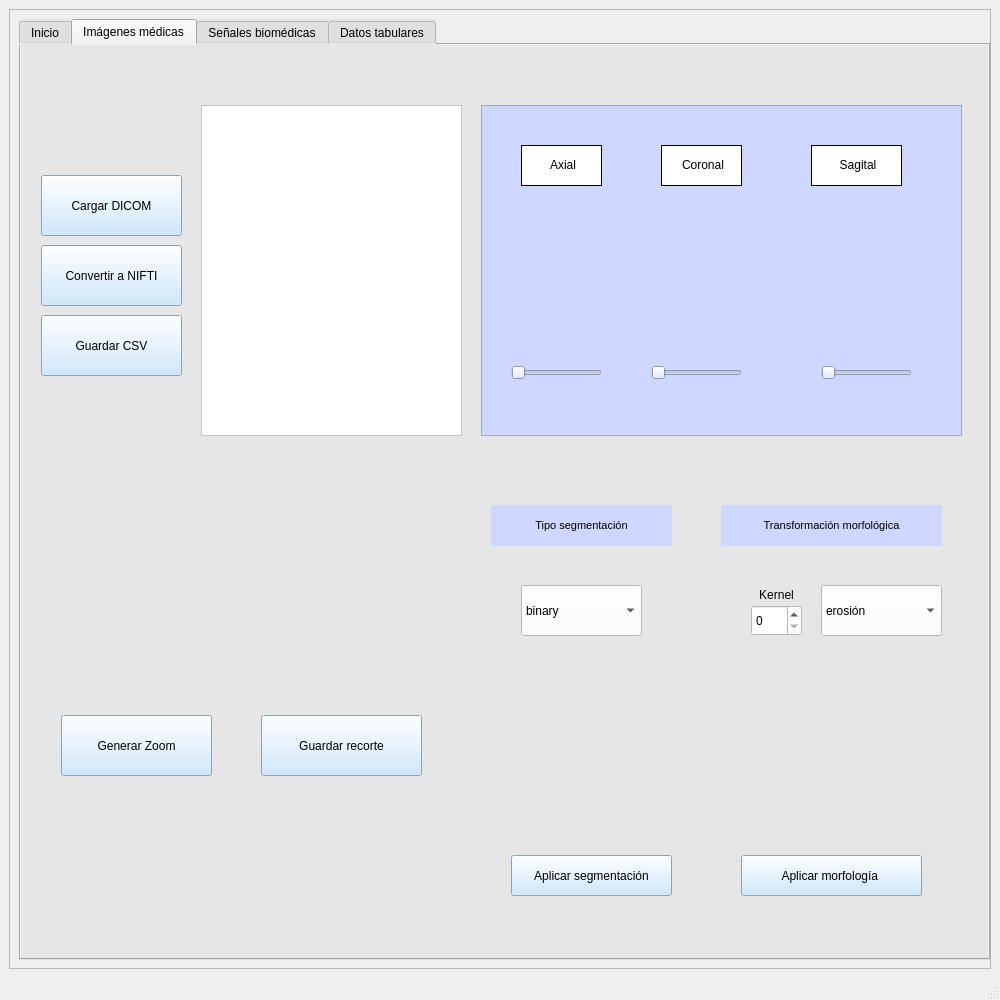
First picture: the form in Vista/principal.ui, repository msofiaalmanza-coder/BioSync, before the edit.
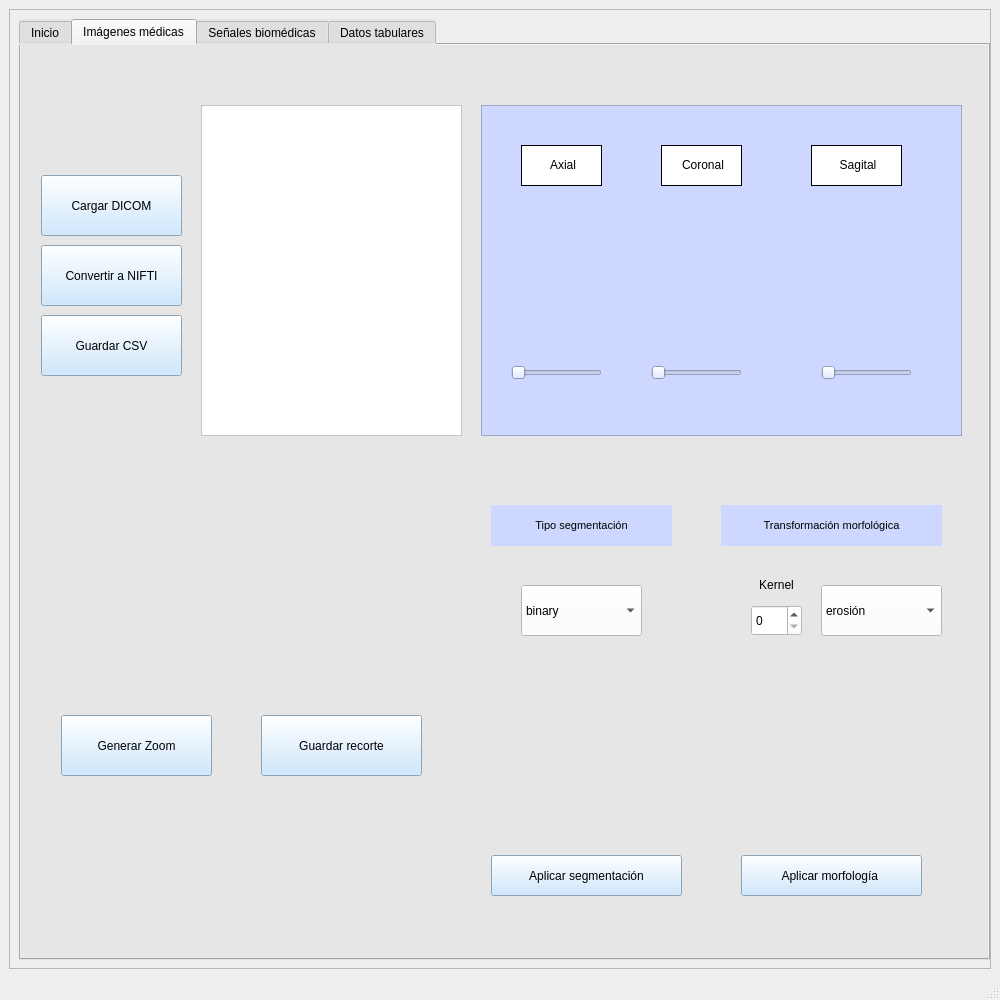
Second picture: the form after the edit. The open tabs and pages were chosen to show the change.

The edit to the form file:
```diff
--- a/Vista/principal.ui
+++ b/Vista/principal.ui
@@ -308,9 +308,9 @@
         <widget class="QPushButton" name="btnSegmentar">
          <property name="geometry">
           <rect>
-           <x>490</x>
+           <x>470</x>
            <y>810</y>
-           <width>161</width>
+           <width>191</width>
            <height>41</height>
           </rect>
          </property>
@@ -343,7 +343,7 @@
          <property name="geometry">
           <rect>
            <x>710</x>
-           <y>540</y>
+           <y>530</y>
            <width>91</width>
            <height>21</height>
           </rect>
```
Left out of the diff: 2 changed lines with no effect on the pictures.
